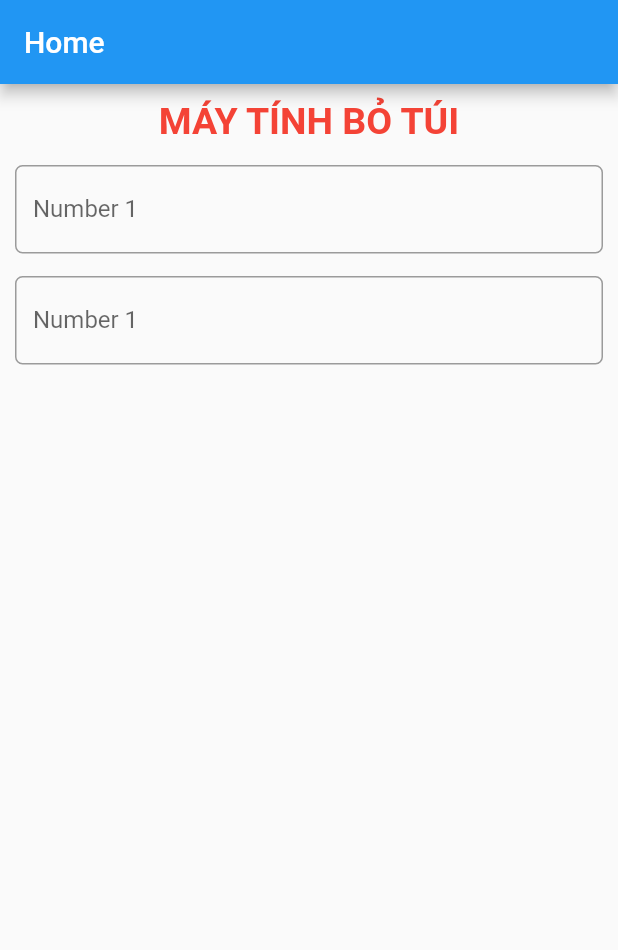
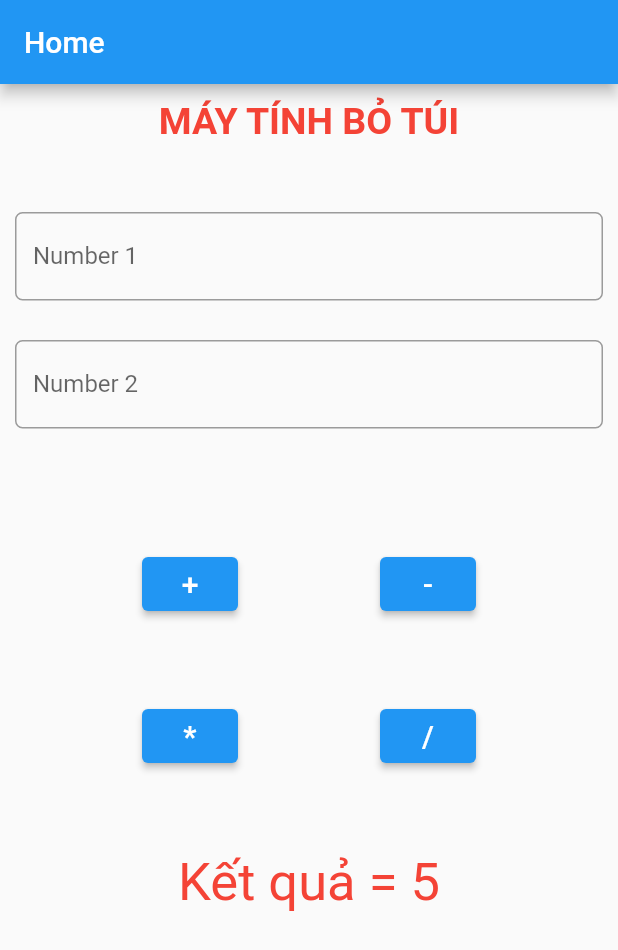
Before and after one commit to phamtanphat/FlutterApp19072021, a Flutter app: the screen it shows after launch, on a phone screen of 412 x 824 dp. Shown: the top 950 px of the screen. Run offline on Flutter 3.47's test engine with Material 2 defaults, Android fonts, the phone set to English and light mode, and no system bars.

Commit message:
update ui

```diff
--- a/lib/main.dart
+++ b/lib/main.dart
@@ -35,51 +35,80 @@ class _MyHomePageState extends State<MyHomePage> {
             child: SafeArea(
               child: Column(
                 children: [
-                  Container(
+                  Expanded(
+                    flex : 1,
+                    child: Container(
                         margin: EdgeInsets.only(top: 10),
                         child: Text("MÁY TÍNH BỎ TÚI",
                             style: TextStyle(
                                 fontSize: 25,
                                 color: Colors.red,
                                 fontWeight: FontWeight.bold))),
-                  Container(
-                    margin: EdgeInsets.symmetric(horizontal: 10 , vertical: 15),
+                  ),
+                  Expanded(
+                    flex : 1,
+                    child: Container(
+                      margin: EdgeInsets.symmetric(horizontal: 10),
                       child: TextField(
-                      onChanged: (text){
-
-                      },
+                        onChanged: (text) {},
                         keyboardType: TextInputType.number,
                         decoration: InputDecoration(
                             labelText: "Number 1",
-                        hintText: "Example : 123" ,
+                            hintText: "Example : 123",
                             border: OutlineInputBorder(
-                          borderSide: BorderSide(
-                            color: Colors.black,
-                            width: 1
-                          ),
-                          borderRadius: BorderRadius.all(Radius.circular(5))
-                        )
+                                borderSide:
+                                    BorderSide(color: Colors.black, width: 1),
+                                borderRadius:
+                                    BorderRadius.all(Radius.circular(5)))),
                       ),
                     ),
                   ),
-                  Container(
-                    margin: EdgeInsets.only(left: 10 , right:  10 , bottom: 10),
+                  Expanded(
+                    flex : 1,
+                    child: Container(
+                      margin: EdgeInsets.only(left: 10, right: 10),
                       child: TextField(
-                      onChanged: (text){
-
-                      },
+                        onChanged: (text) {},
                         keyboardType: TextInputType.number,
                         decoration: InputDecoration(
-                          labelText: "Number 1",
-                          hintText: "Example : 123" ,
+                            labelText: "Number 2",
+                            hintText: "Example : 123",
                             border: OutlineInputBorder(
-                              borderSide: BorderSide(
-                                  color: Colors.black,
-                                  width: 1
+                                borderSide:
+                                    BorderSide(color: Colors.black, width: 1),
+                                borderRadius:
+                                    BorderRadius.all(Radius.circular(5)))),
                       ),
-                              borderRadius: BorderRadius.all(Radius.circular(5))
+                    ),
+                  ),
+                  Expanded(
+                    flex : 3,
+                    child: Container(
+                      child: Column(
+                        mainAxisAlignment: MainAxisAlignment.spaceEvenly,
+                        children: [
+                          Row(
+                            mainAxisAlignment: MainAxisAlignment.spaceEvenly,
+                            children: [
+                              ElevatedButton(onPressed: () {}, child: Text("+", style: TextStyle(fontSize: 20))),
+                              ElevatedButton(onPressed: () {}, child: Text("-", style: TextStyle(fontSize: 20))),
+                            ],
+                          ),
+                          Row(
+                            mainAxisAlignment: MainAxisAlignment.spaceEvenly,
+                            children: [
+                              ElevatedButton(onPressed: () {}, child: Text("*" , style: TextStyle(fontSize: 20))),
+                              ElevatedButton(onPressed: () {}, child: Text("/", style: TextStyle(fontSize: 20))),
+                            ],
                           )
+                        ],
                       ),
+                    ),
+                  ),
+                  Expanded(
+                    flex : 3,
+                    child: Container(
+                      child: Text("Kết quả = 5" , style: TextStyle(color : Colors.red , fontSize: 35)),
                     ),
                   )
                 ],
```
Lines whose indentation alone changed are shown as unchanged.
